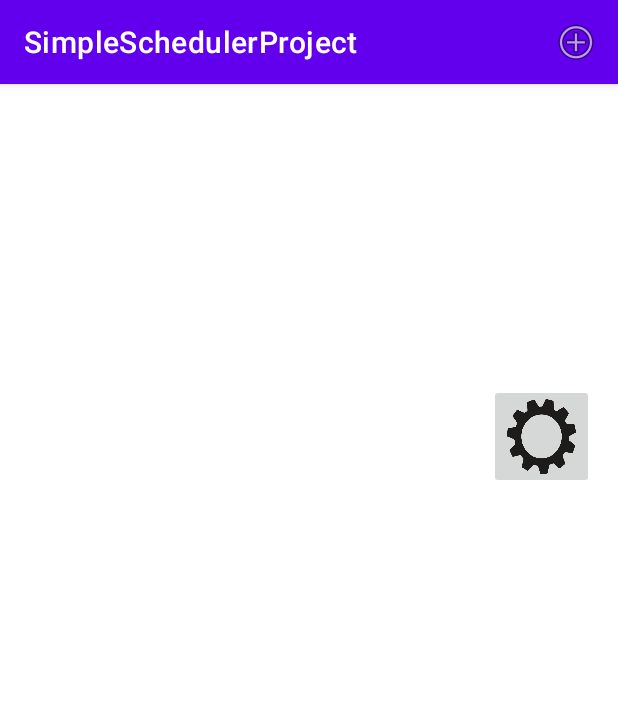
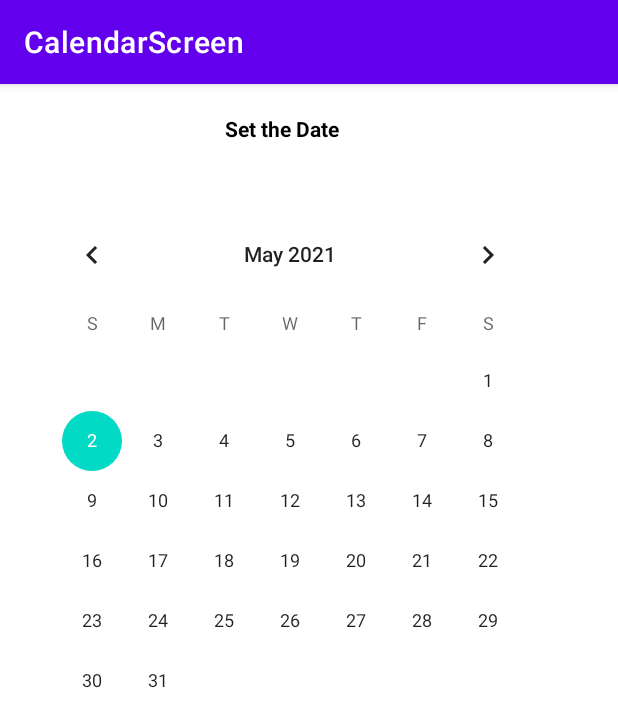
Before and after one commit to MatthewSpitzley/SimpleScheduler, an Android app: the screen it shows after launch (MainActivity before the commit, CalendarScreen after it), on a phone screen of 412 x 824 dp. Shown: the top 727 px of the screen. Run offline under Robolectric (Android 15) with nearby library versions, the phone set to English and light mode, and no system bars.

Commit message:
Added a functional CalendarScreen, Added a new Activity for the launcher so that it redirects to the user preferred screen on startup

```diff
--- a/SimpleSchedulerApp/app/build.gradle
+++ b/SimpleSchedulerApp/app/build.gradle
@@ -34,6 +34,7 @@ dependencies {
     implementation 'com.google.android.material:material:1.3.0'
     implementation 'androidx.constraintlayout:constraintlayout:2.0.4'
     implementation 'androidx.preference:preference:1.1.1'
+    implementation 'androidx.wear:wear:1.1.0'
     testImplementation 'junit:junit:4.+'
     androidTestImplementation 'androidx.test.ext:junit:1.1.2'
     androidTestImplementation 'androidx.test.espresso:espresso-core:3.3.0'
--- /dev/null
+++ b/SimpleSchedulerApp/app/src/main/java/com/example/simpleschedulerproject/CalendarScreen.java
@@ -0,0 +1,35 @@
+package com.example.simpleschedulerproject;
+
+import android.os.Bundle;
+
+import androidx.annotation.NonNull;
+import androidx.appcompat.app.AppCompatActivity;
+import android.widget.CalendarView;
+import android.widget.TextView;
+
+public class CalendarScreen extends AppCompatActivity {
+
+    CalendarView calendar;
+    TextView dateView;
+    private TextView mTextView;
+
+    @Override
+    protected void onCreate(Bundle savedInstanceState) {
+        super.onCreate(savedInstanceState);
+        setContentView(R.layout.activity_calendar_screen);
+
+        calendar = (CalendarView)findViewById(R.id.calendar);
+        dateView = (TextView)findViewById(R.id.date_view);
+
+        calendar.setOnDateChangeListener(new CalendarView.OnDateChangeListener(){
+            @Override
+            public void onSelectedDayChange(@NonNull CalendarView view, int year, int month, int dayOfMonth){
+                String date = dayOfMonth + "-" + (month+1) + "-" + year;
+                dateView.setText(date);
+            }
+        });
+
+        mTextView = (TextView) findViewById(R.id.text);
+
+    }
+}
--- /dev/null
+++ b/SimpleSchedulerApp/app/src/main/java/com/example/simpleschedulerproject/LauncherFakeActivity.java
@@ -0,0 +1,51 @@
+package com.example.simpleschedulerproject;
+
+import android.content.Intent;
+import android.os.Bundle;
+import androidx.appcompat.app.AppCompatActivity;
+import java.util.prefs.Preferences;
+import android.content.SharedPreferences;
+import android.view.View;
+import android.widget.Button;
+
+import androidx.preference.PreferenceManager;
+
+public class LauncherFakeActivity extends AppCompatActivity {
+    private Button taskListBtn;
+    private Button calendarBtn;
+
+    @Override
+    protected void onCreate(Bundle savedInstanceState) {
+
+        super.onCreate(savedInstanceState);
+        setContentView(R.layout.activity_launcher_fake);
+
+        SharedPreferences sharedPreferences = PreferenceManager.getDefaultSharedPreferences(this /* Activity context */);
+        Boolean mainLauncher = sharedPreferences.getBoolean("MainScreen", true);
+        if(!mainLauncher) {
+            Intent i = new Intent(LauncherFakeActivity.this, MainActivity.class);
+            startActivity(i);
+        }
+        else{
+            Intent i = new Intent(LauncherFakeActivity.this, CalendarScreen.class);
+            startActivity(i);
+        }
+        taskListBtn = findViewById(R.id.TaskListScreen);
+        calendarBtn = findViewById(R.id.CalendarScreen);
+
+        taskListBtn.setOnClickListener(new View.OnClickListener(){
+            @Override
+            public void onClick(View v){
+                Intent i = new Intent(LauncherFakeActivity.this, MainActivity.class);
+                startActivity(i);
+            }
+        });
+        calendarBtn.setOnClickListener(new View.OnClickListener(){
+            @Override
+            public void onClick(View v){
+                Intent i = new Intent(LauncherFakeActivity.this, CalendarScreen.class);
+                startActivity(i);
+            }
+        });
+    }
+}
--- /dev/null
+++ b/SimpleSchedulerApp/app/src/main/res/layout/activity_calendar_screen.xml
@@ -0,0 +1,28 @@
+<?xml version="1.0" encoding="utf-8"?>
+<RelativeLayout
+    xmlns:android="http://schemas.android.com/apk/res/android"
+    xmlns:app="http://schemas.android.com/apk/res-auto"
+    xmlns:tools="http://schemas.android.com/tools"
+    android:layout_width="match_parent"
+    android:layout_height="match_parent"
+    tools:context=".MainActivity">
+    <!-- Add TextView to display the date -->
+    <TextView
+        android:id="@+id/date_view"
+        android:layout_width="wrap_content"
+        android:layout_height="wrap_content"
+        android:layout_marginLeft="150dp"
+        android:layout_marginTop="20dp"
+        android:text="Set the Date"
+        android:textColor="@android:color/background_dark"
+        android:textStyle="bold" />
+
+    <!-- Add CalenderView to display the Calender -->
+    <CalendarView
+        android:id="@+id/calendar"
+        android:layout_marginTop="80dp"
+        android:layout_marginLeft="19dp"
+        android:layout_width="wrap_content"
+        android:layout_height="wrap_content">
+    </CalendarView>
+</RelativeLayout>
--- /dev/null
+++ b/SimpleSchedulerApp/app/src/main/res/values-round/strings.xml
@@ -0,0 +1,3 @@
+<resources>
+    <string name="hello_world">Hello Round World!</string>
+</resources>
--- a/SimpleSchedulerApp/app/src/main/res/xml/root_preferences.xml
+++ b/SimpleSchedulerApp/app/src/main/res/xml/root_preferences.xml
@@ -9,13 +9,12 @@
 
     <PreferenceCategory app:title="Display">
         <!-- Main Screen -->
-        <!--<SwitchPreference
+        <SwitchPreference
             app:key="MainScreen"
             app:title="Should the Task List or the Calendar be the starting screen?"
-            app:defaultValue="false"
             app:summaryOff="Task List"
             app:summaryOn="Calendar"
-            /> -->
+            />
         <!-- 12 or 24 hour time -->
         <SwitchPreference
             app:key="HourFormat"
```
Also changed, not shown: SimpleSchedulerApp/app/src/main/AndroidManifest.xml (+16 -6 lines), SimpleSchedulerApp/app/src/main/java/com/example/simpleschedulerproject/MainActivity.java (+11 -2 lines), SimpleSchedulerApp/app/src/main/java/com/example/simpleschedulerproject/Settings.java (+0 -17 lines), SimpleSchedulerApp/app/src/main/java/com/example/simpleschedulerproject/Task.java (+8 -2 lines), SimpleSchedulerApp/app/src/main/res/layout/activity_launcher_fake.xml (added, +34 -0 lines), SimpleSchedulerApp/app/src/main/res/layout/activity_main.xml (+7 -0 lines), SimpleSchedulerApp/app/src/main/res/values/dimens.xml (added, +15 -0 lines), SimpleSchedulerApp/app/src/main/res/values/strings.xml (+7 -0 lines).
